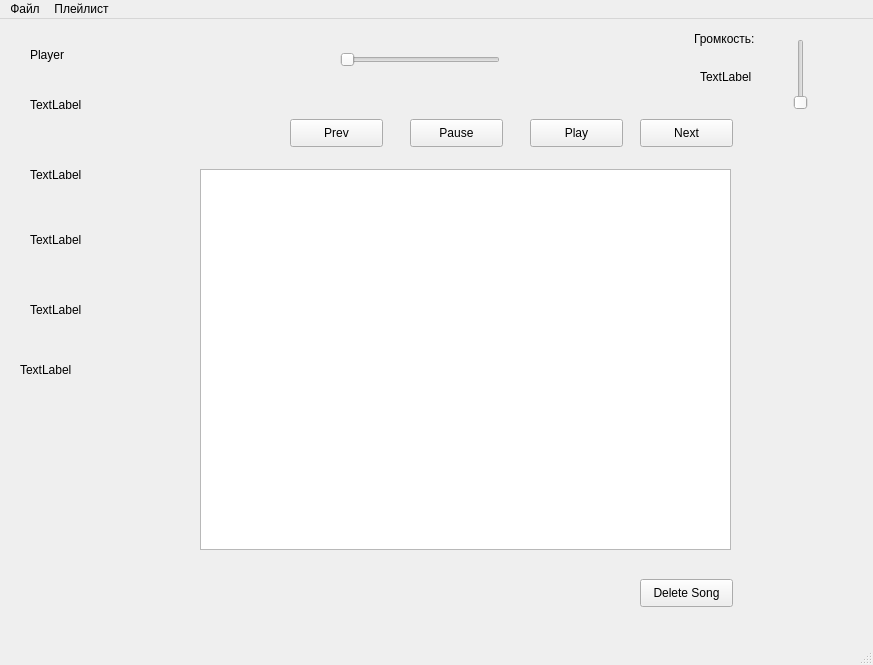
This is mainwindow.ui in esiole/gui_1h2020-post as Qt 5 draws it before an edit. The edited form follows.
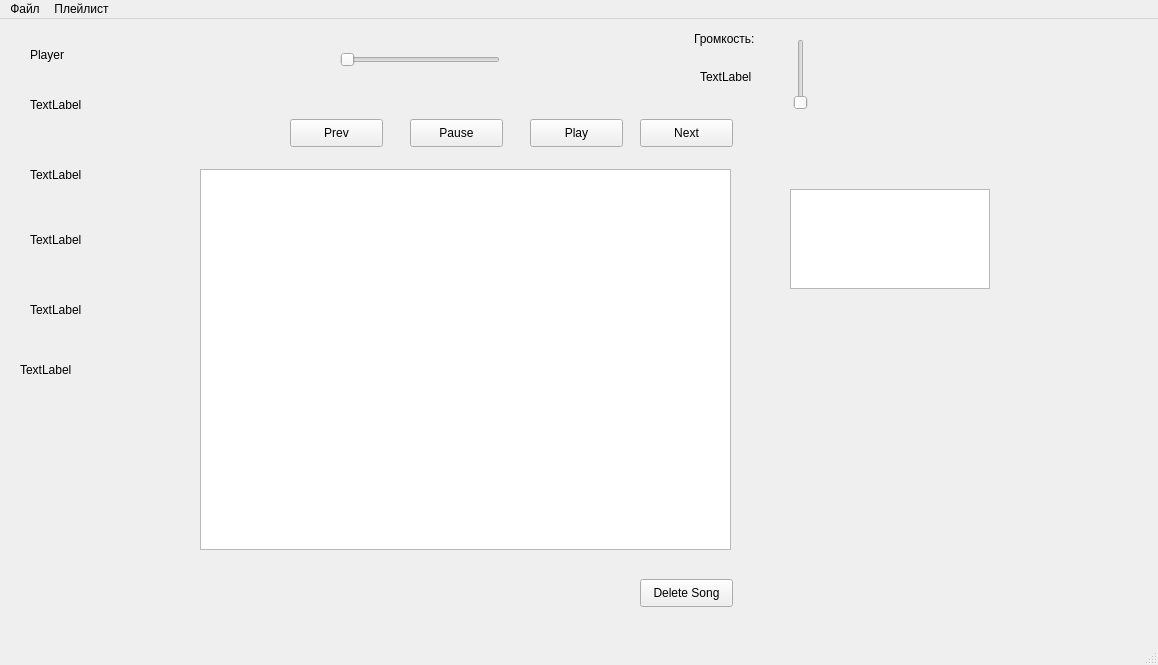
This is the edited form.

Commit message: Добавление столбиков звука на GraphicScene

Patch:
```diff
--- a/mainwindow.ui
+++ b/mainwindow.ui
@@ -6,7 +6,7 @@
    <rect>
     <x>0</x>
     <y>0</y>
-    <width>873</width>
+    <width>1158</width>
     <height>665</height>
    </rect>
   </property>
@@ -231,13 +231,23 @@
      <string>TextLabel</string>
     </property>
    </widget>
+   <widget class="QGraphicsView" name="graphicsView">
+    <property name="geometry">
+     <rect>
+      <x>790</x>
+      <y>170</y>
+      <width>200</width>
+      <height>100</height>
+     </rect>
+    </property>
+   </widget>
   </widget>
   <widget class="QMenuBar" name="menubar">
    <property name="geometry">
     <rect>
      <x>0</x>
      <y>0</y>
-     <width>873</width>
+     <width>1158</width>
      <height>26</height>
     </rect>
    </property>
```
The commit also changes 5 other files.
